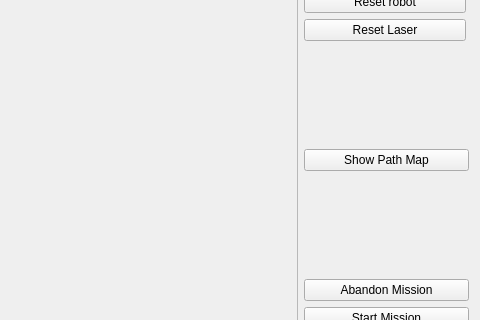
First picture: the form in demoRMR/mainwindow.ui, repository Samwise101/Control-of-Mobile-Robots, before the edit; both pictures show x 313 to 793 and y 121 to 441 of the 793 by 651 pixel window.
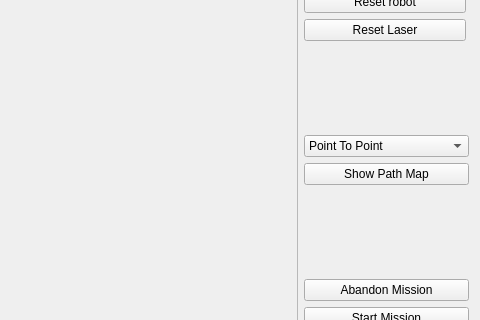
Second picture: the form after the edit.

```diff
--- a/demoRMR/mainwindow.ui
+++ b/demoRMR/mainwindow.ui
@@ -235,6 +235,20 @@
         </property>
        </spacer>
       </item>
+      <item>
+       <widget class="QComboBox" name="comboBox_2">
+        <item>
+         <property name="text">
+          <string>Point To Point</string>
+         </property>
+        </item>
+        <item>
+         <property name="text">
+          <string>Map Navigation</string>
+         </property>
+        </item>
+       </widget>
+      </item>
       <item>
        <widget class="QPushButton" name="pushButton_10">
         <property name="text">
```
